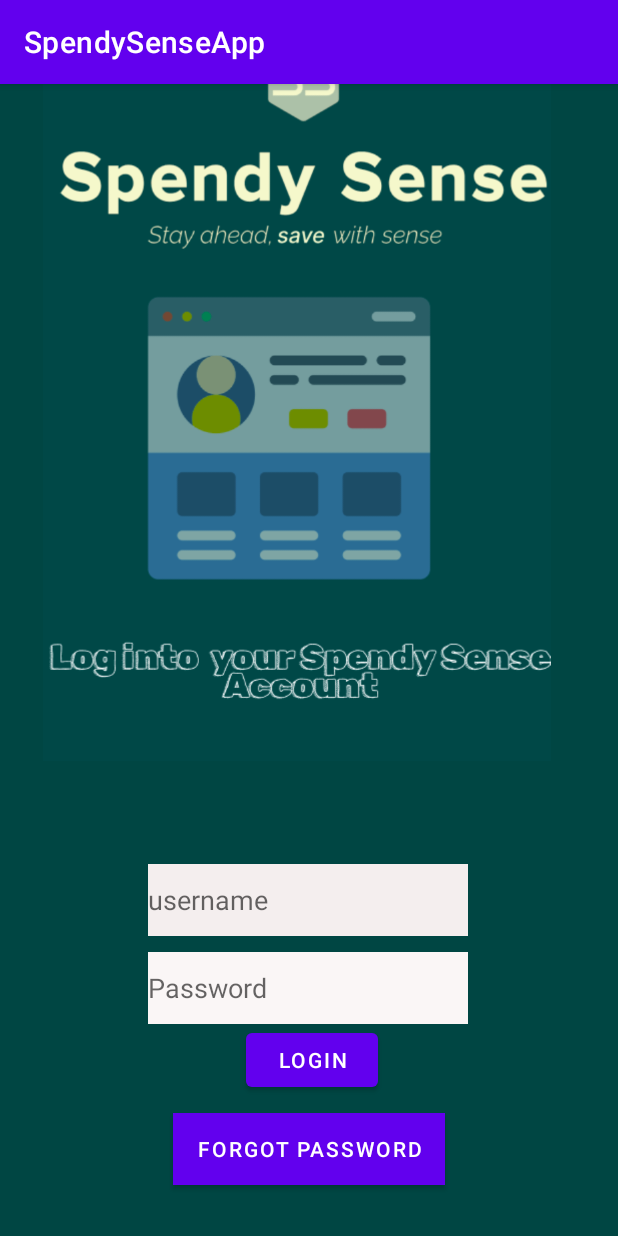
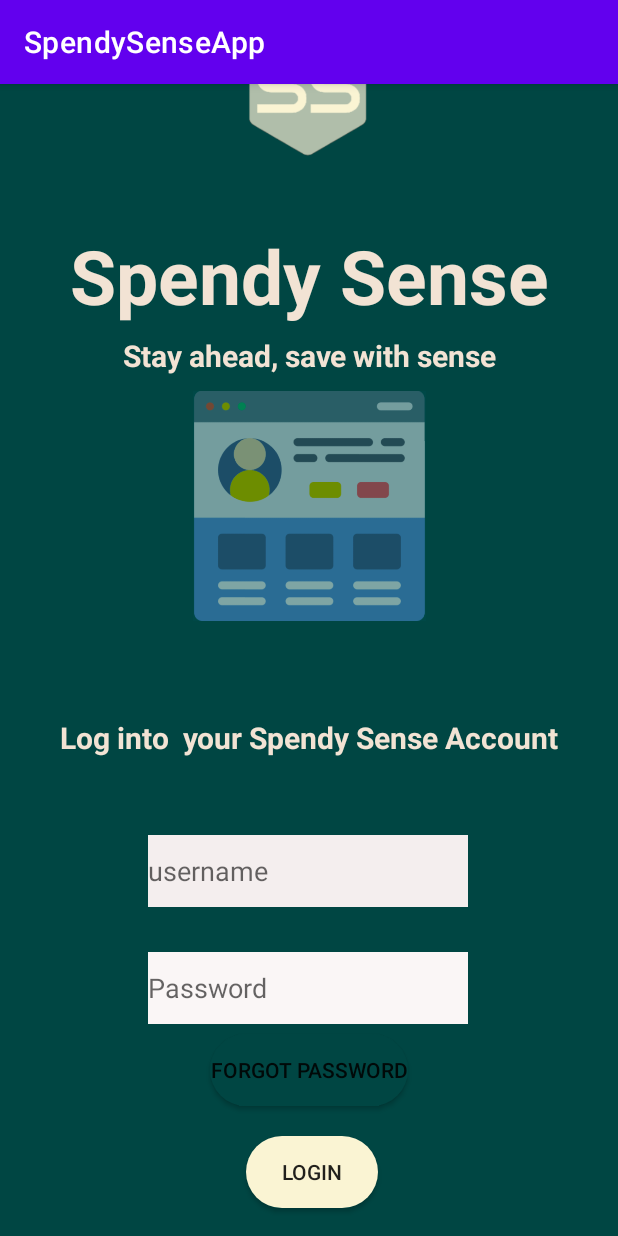
Before and after one commit to ST10385543/SpendySenseApp, an Android app: the Login screen opened directly, with no data from a screen before it, on a phone screen of 412 x 824 dp. Run offline under Robolectric (Android 15) with nearby library versions, the phone set to English and light mode, and no system bars; our stand-ins replace Room's generated code.

Commit message:
Login design change

```diff
--- a/app/src/main/res/layout/activity_login.xml
+++ b/app/src/main/res/layout/activity_login.xml
@@ -9,49 +9,35 @@
     android:foregroundTint="#F6F0F0"
     tools:context=".Login">
 
-    <ImageView
-        android:id="@+id/imageView3"
-        android:layout_width="585dp"
-        android:layout_height="507dp"
-        android:layout_marginEnd="2dp"
-        android:layout_marginBottom="220dp"
-        app:layout_constraintBottom_toBottomOf="parent"
-        app:layout_constraintEnd_toEndOf="parent"
-        app:layout_constraintHorizontal_bias="0.545"
-        app:layout_constraintStart_toStartOf="parent"
-        app:layout_constraintTop_toTopOf="parent"
-        app:layout_constraintVertical_bias="0.0"
-        app:srcCompat="@drawable/img_3" />
-
     <EditText
         android:id="@+id/usernameEt"
         android:layout_width="wrap_content"
         android:layout_height="wrap_content"
         android:background="#F4EEEE"
         android:ems="10"
+        android:hint="username"
         android:inputType="text"
         android:minHeight="48dp"
-        android:hint="username"
         android:textColor="#070707"
         app:layout_constraintBottom_toBottomOf="parent"
         app:layout_constraintEnd_toEndOf="parent"
         app:layout_constraintHorizontal_bias="0.497"
         app:layout_constraintStart_toStartOf="parent"
-        app:layout_constraintTop_toTopOf="@+id/imageView3"
-        app:layout_constraintVertical_bias="0.742" />
+        app:layout_constraintTop_toTopOf="parent"
+        app:layout_constraintVertical_bias="0.717" />
 
-    <Button
+    <androidx.appcompat.widget.AppCompatButton
         android:id="@+id/forgotPasswordBtn"
         android:layout_width="wrap_content"
         android:layout_height="wrap_content"
-        android:background="#004643"
         android:backgroundTint="#004643"
         android:text="Forgot Password"
+        android:background="@drawable/rounded_profile_button"
         app:layout_constraintBottom_toBottomOf="parent"
         app:layout_constraintEnd_toEndOf="parent"
         app:layout_constraintStart_toStartOf="parent"
         app:layout_constraintTop_toTopOf="parent"
-        app:layout_constraintVertical_bias="0.956" />
+        app:layout_constraintVertical_bias="0.888" />
 
     <EditText
         android:id="@+id/passwordEt"
@@ -72,15 +58,95 @@
         app:layout_constraintVertical_bias="0.818" />
 
     <!--Remove-->
-    <Button
+
+    <androidx.appcompat.widget.AppCompatButton
+        android:id="@+id/loginBtn"
         android:layout_width="wrap_content"
         android:layout_height="wrap_content"
         android:layout_marginEnd="160dp"
-        android:id="@+id/loginBtn"
+        android:background="@drawable/rounded_profile_button"
         android:text="Login"
-        app:layout_constraintBottom_toTopOf="@id/forgotPasswordBtn"
+        app:layout_constraintBottom_toBottomOf="parent"
         app:layout_constraintEnd_toEndOf="parent"
-        app:layout_constraintTop_toBottomOf="@id/passwordEt"
-        app:layout_constraintVertical_bias="0.0" />
+        app:layout_constraintTop_toTopOf="parent"
+        app:layout_constraintVertical_bias="0.976" />
+
+    <ImageView
+        android:id="@+id/imageView3"
+        android:layout_width="292dp"
+        android:layout_height="132dp"
+        app:layout_constraintBottom_toTopOf="@+id/textView"
+        app:layout_constraintEnd_toEndOf="parent"
+        app:layout_constraintHorizontal_bias="0.495"
+        app:layout_constraintStart_toStartOf="parent"
+        app:layout_constraintTop_toTopOf="parent"
+        app:layout_constraintVertical_bias="0.014"
+        app:srcCompat="@drawable/logo_only" />
+
+    <TextView
+        android:id="@+id/textView"
+        android:layout_width="match_parent"
+        android:layout_height="wrap_content"
+        android:layout_gravity="center_horizontal"
+        android:gravity="center"
+        android:text="Spendy Sense"
+        android:textColor="#F2E3D4"
+        android:textSize="50sp"
+        android:textStyle="bold"
+        app:layout_constraintBottom_toBottomOf="parent"
+        app:layout_constraintEnd_toEndOf="parent"
+        app:layout_constraintHorizontal_bias="0.0"
+        app:layout_constraintStart_toStartOf="parent"
+        app:layout_constraintTop_toTopOf="parent"
+        app:layout_constraintVertical_bias="0.198" />
+
+    <TextView
+        android:id="@+id/textView3"
+        android:layout_width="match_parent"
+        android:layout_height="wrap_content"
+        android:layout_gravity="center_horizontal"
+        android:gravity="center"
+        android:text="Stay ahead, save with sense"
+        android:textColor="#F2E3D4"
+        android:textSize="20sp"
+        android:textStyle="bold"
+        app:layout_constraintBottom_toBottomOf="parent"
+        app:layout_constraintEnd_toEndOf="parent"
+        app:layout_constraintHorizontal_bias="0.0"
+        app:layout_constraintStart_toStartOf="parent"
+        app:layout_constraintTop_toTopOf="parent"
+        app:layout_constraintVertical_bias="0.280"  />
+
+    <ImageView
+        android:id="@+id/imageView4"
+        android:layout_width="307dp"
+        android:layout_height="153dp"
+        android:layout_marginStart="55dp"
+        android:layout_marginEnd="54dp"
+        android:layout_marginBottom="18dp"
+        app:layout_constraintBottom_toTopOf="@+id/usernameEt"
+        app:layout_constraintEnd_toEndOf="parent"
+        app:layout_constraintHorizontal_bias="0.6"
+        app:layout_constraintStart_toStartOf="parent"
+        app:layout_constraintTop_toBottomOf="@+id/textView3"
+        app:layout_constraintVertical_bias="0.073"
+        app:srcCompat="@drawable/img_2" />
+
+    <TextView
+        android:id="@+id/textView4"
+        android:layout_width="match_parent"
+        android:layout_height="wrap_content"
+        android:layout_gravity="center_horizontal"
+        android:gravity="center"
+        android:text="Log into  your Spendy Sense Account"
+        android:textColor="#F2E3D4"
+        android:textSize="20sp"
+        android:textStyle="bold"
+        app:layout_constraintBottom_toBottomOf="parent"
+        app:layout_constraintEnd_toEndOf="parent"
+        app:layout_constraintHorizontal_bias="0.0"
+        app:layout_constraintStart_toStartOf="parent"
+        app:layout_constraintTop_toTopOf="parent"
+        app:layout_constraintVertical_bias="0.60" />
 
 </androidx.constraintlayout.widget.ConstraintLayout>
```
